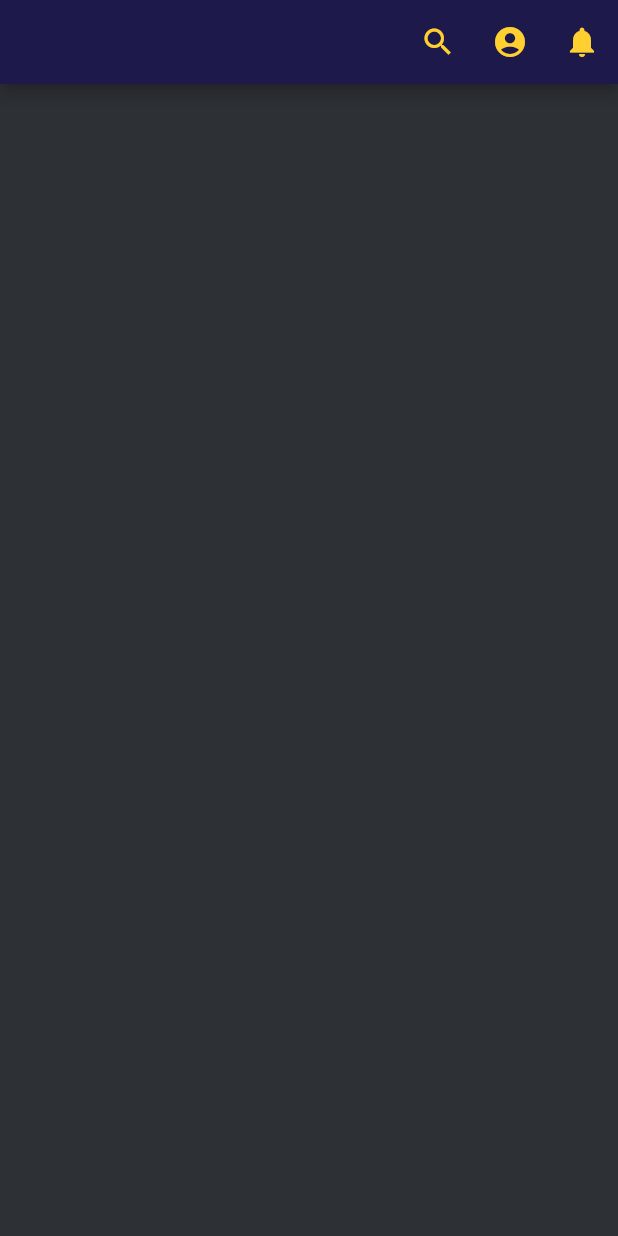
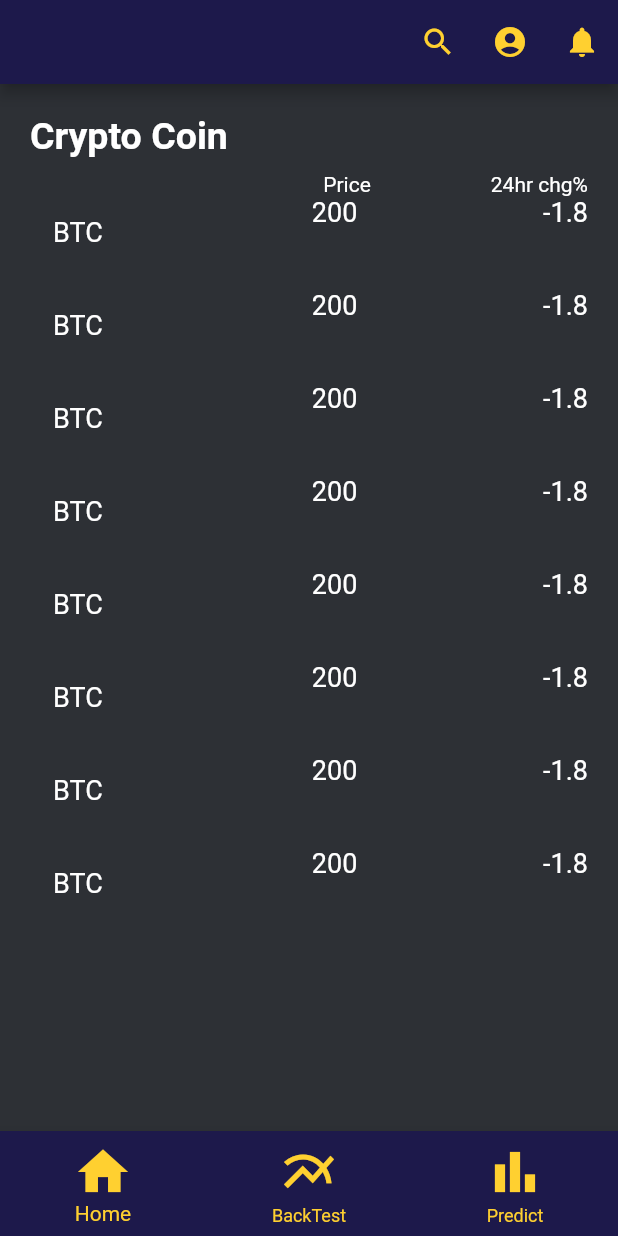
Before and after one commit to TyPr0oN/Predicoin, a Flutter app: the LandingPage screen opened directly, on a phone screen of 412 x 824 dp. Run offline on Flutter 3.47's test engine with Material 2 defaults, Android fonts, the phone set to English and light mode, and no system bars.

Commit message:
[ADD] Bottom bar, Home Page

```diff
--- a/lib/main.dart
+++ b/lib/main.dart
@@ -1,6 +1,6 @@
 import 'package:flutter/material.dart';
 
-import 'package:predicoin/screens/home.dart';
+import 'package:predicoin/screens/Background.dart';
 
 void main() {
   runApp(MyApp());
@@ -25,7 +25,7 @@ class MyApp extends StatelessWidget {
         // is not restarted.
         primarySwatch: Palette.kToDark,
       ),
-      home: HomeScreen(),
+      home: BackgroundScreen(),
     );
   }
 }
--- a/lib/screens/home.dart
+++ b/lib/screens/Background.dart
@@ -1,7 +1,7 @@
 import 'package:flutter/material.dart';
 import 'package:predicoin/screens/Login.dart';
-class HomeScreen extends StatelessWidget {
-  const HomeScreen({Key? key}) : super(key: key);
+class BackgroundScreen extends StatelessWidget {
+  const BackgroundScreen({Key? key}) : super(key: key);
 
   @override
   Widget build(BuildContext context) {
--- a/lib/screens/CryptoLanding.dart
+++ /dev/null
@@ -1,17 +0,0 @@
-import 'package:flutter/material.dart';
-
-class CryptoLanding extends StatefulWidget {
-  const CryptoLanding({Key? key}) : super(key: key);
-
-  @override
-  _CryptoLandingState createState() => _CryptoLandingState();
-}
-
-class _CryptoLandingState extends State<CryptoLanding> {
-  @override
-  Widget build(BuildContext context) {
-    return DefaultTabController(length: 4, child: Scaffold(
-      backgroundColor: Color(0xFF2D3035),
-    ));
-  }
-}
--- /dev/null
+++ b/lib/screens/Home.dart
@@ -0,0 +1,83 @@
+import 'package:flutter/material.dart';
+import 'package:predicoin/screens/Coininfo.dart';
+class HomePage extends StatelessWidget {
+  const HomePage({Key? key}) : super(key: key);
+
+  @override
+  Widget build(BuildContext context) {
+    return Scaffold(
+      backgroundColor: Color(0xff2D3035),
+      body: Padding(
+        padding: const EdgeInsets.only(left: 20.0,right: 20,top: 20),
+        child: SingleChildScrollView(
+          physics: ScrollPhysics(),
+          child: Column(
+            crossAxisAlignment: CrossAxisAlignment.start,
+            children: [
+              Padding(
+                padding: const EdgeInsets.only(bottom: 10.0),
+                child: Text("Crypto Coin",
+                style: TextStyle(fontSize: 25, color: Colors.white,fontWeight: FontWeight.bold),),
+              ),
+              Row(
+                mainAxisAlignment: MainAxisAlignment.end,
+                children: [
+                  Text("Price", style: TextStyle(color: Colors.white),),
+                  Padding(
+                    padding: const EdgeInsets.only(left: 80.0),
+                    child: Text("24hr chg%", style: TextStyle(color: Colors.white),),
+                  ),
+                ],
+              ),
+              ListView.builder(
+                  shrinkWrap: true,
+                  physics: NeverScrollableScrollPhysics(),
+                  itemCount: 8,
+                  itemBuilder: (context, index) {
+                    return Padding(
+                      padding: const EdgeInsets.only(bottom: 2.0),
+                      child: Container(
+                        width: MediaQuery.of(context).size.width,
+                        height: 60,
+                        child: Row(
+                          mainAxisAlignment: MainAxisAlignment.spaceBetween,
+                          children: [
+                            Column(
+                              crossAxisAlignment: CrossAxisAlignment.start,
+                              children: [
+                                // Text("BTC",style: TextStyle(fontSize: 18, color: Colors.white,),)
+                                TextButton(style: TextButton.styleFrom(textStyle: TextStyle(fontSize: 18,)),
+                                    onPressed: (){
+                                      Navigator.pushReplacement(context, MaterialPageRoute(builder: (context)
+                                      {
+                                          return CoininfoPage();
+                                      }),);
+                                    }, child: const Text('BTC',style: TextStyle(color: Colors.white,),),
+                                ),
+                              ],
+                            ),
+                            Column(
+                              crossAxisAlignment: CrossAxisAlignment.start,
+                              children: [
+                                Text("200",style: TextStyle(fontSize: 18, color: Colors.white,),)
+                              ],
+                            ),
+                            Column(
+                              crossAxisAlignment: CrossAxisAlignment.start,
+                              children: [
+                                Text("-1.8",style: TextStyle(fontSize: 18, color: Colors.white,),)
+                              ],
+                            )
+                          ],
+                        ),
+                      ),
+                    );
+                  },
+              ),
+            ],
+          ),
+        ),
+      ),
+    );
+  }
+}
--- a/lib/screens/Landing.dart
+++ b/lib/screens/Landing.dart
@@ -1,6 +1,6 @@
 
 import 'package:flutter/material.dart';
-import 'package:predicoin/screens/CryptoLanding.dart';
+import 'package:predicoin/screens/buttomBar.dart';
 
 class LandingPage extends StatelessWidget {
   const LandingPage({Key? key}) : super(key: key);
@@ -23,7 +23,7 @@ class LandingPage extends StatelessWidget {
           ),
         ],
       ),
-      body: CryptoLanding(),
+      body: buttomBar(),
     );
   }
 }
--- /dev/null
+++ b/lib/screens/buttomBar.dart
@@ -0,0 +1,52 @@
+import 'package:flutter/material.dart';
+import 'package:predicoin/screens/Home.dart';
+import 'package:predicoin/screens/Backtest.dart';
+import 'package:predicoin/screens/Predict.dart';
+
+
+class buttomBar extends StatefulWidget {
+  const buttomBar({Key? key}) : super(key: key);
+
+  @override
+  _buttomBarState createState() => _buttomBarState();
+}
+
+class _buttomBarState extends State<buttomBar> {
+  int _selectedIndex = 0;
+  List<Widget> pageList = <Widget>[
+    HomePage(),
+    BacktestPage(),
+    PredictPage(),
+  ];
+
+  @override
+  Widget build(BuildContext context) {
+    return Scaffold(
+      body: pageList[_selectedIndex],
+      bottomNavigationBar: BottomNavigationBar(
+        currentIndex: _selectedIndex,
+        onTap: (value){
+          setState(() {
+            _selectedIndex = value;
+          });
+        },
+        type: BottomNavigationBarType.fixed,
+        backgroundColor: Color(0xff1D194B),
+        selectedItemColor: Color(0xFFffd030),
+        unselectedItemColor: Color(0xFFffd030),
+        iconSize: 40,
+        items: [
+          BottomNavigationBarItem(icon: Icon(Icons.home),
+            label: 'Home'
+          ),
+          BottomNavigationBarItem(icon: Icon(Icons.multiline_chart),
+            label: 'BackTest'
+          ),
+          BottomNavigationBarItem(icon: Icon(Icons.bar_chart),
+            label: 'Predict'
+          ),
+        ],
+      ),
+    );
+  }
+}
--- a/pubspec.yaml
+++ b/pubspec.yaml
@@ -28,6 +28,7 @@ dependencies:
   # The following adds the Cupertino Icons font to your application.
   # Use with the CupertinoIcons class for iOS style icons.
   cupertino_icons: ^1.0.2
+  syncfusion_flutter_datagrid: ^20.2.48
 
 dev_dependencies:
   flutter_test:
```
Also changed, not shown: lib/screens/Backtest.dart (added, +14 -0 lines), lib/screens/Coininfo.dart (added, +65 -0 lines), lib/screens/Predict.dart (added, +14 -0 lines), lib/screens/coinInfoBody.dart (added, +50 -0 lines), pubspec.lock.
